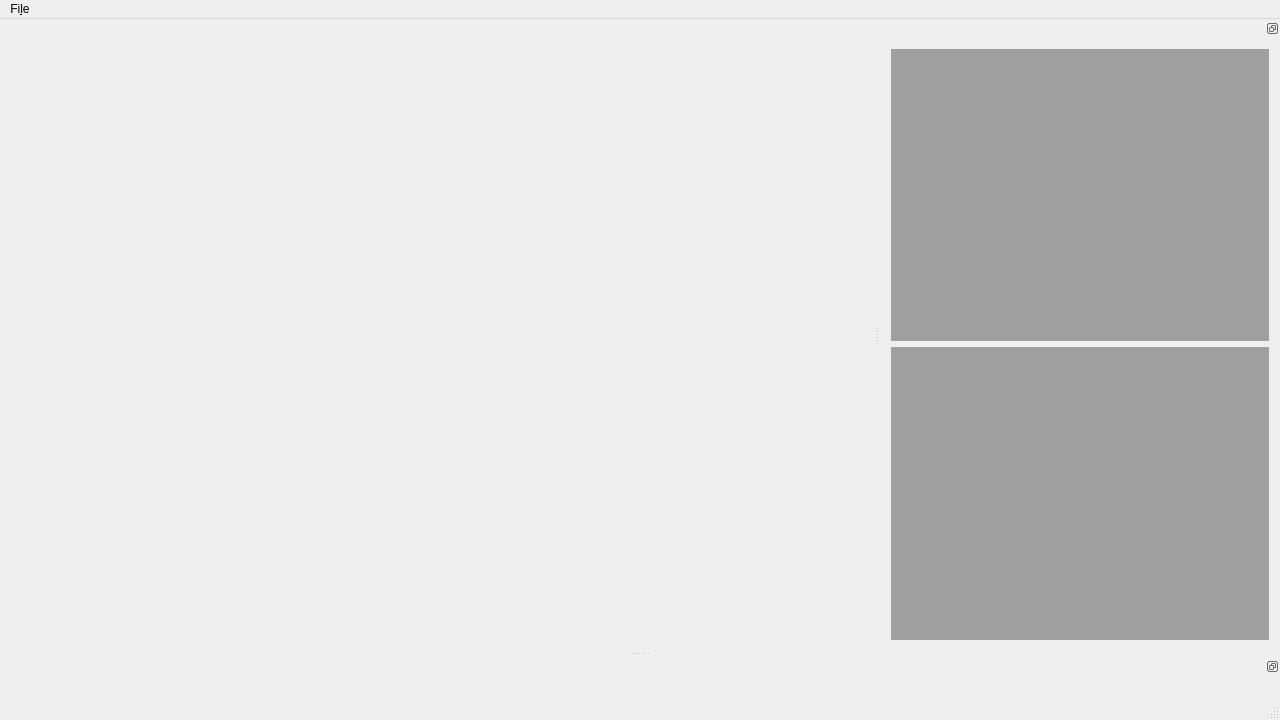
This is ui/mainwindow.ui in DevTeamSCH/animeditor as Qt 5 draws it before an edit. The edited form follows.
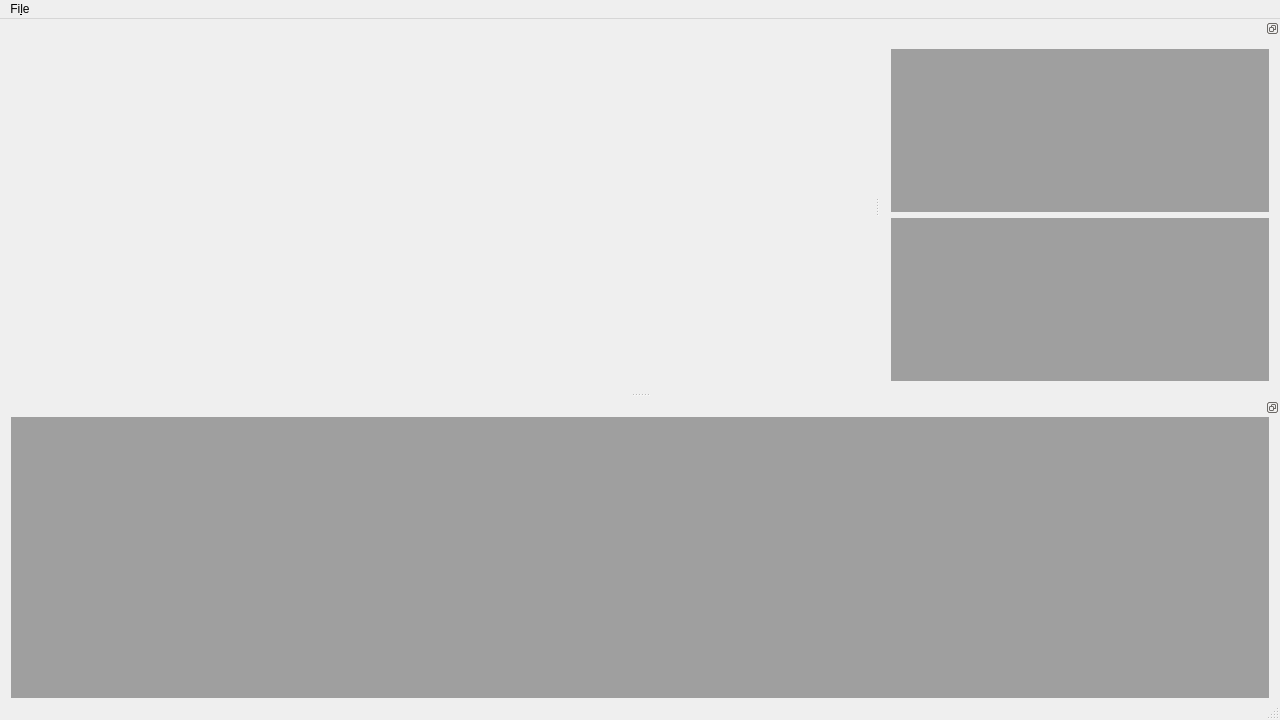
This is the edited form.

Commit message: Vertical spacing fixed, placeholder mdi area back

What changed in the file:
```diff
--- a/ui/mainwindow.ui
+++ b/ui/mainwindow.ui
@@ -14,7 +14,14 @@
    <string>MainWindow</string>
   </property>
   <widget class="QWidget" name="centralWidget">
-   <layout class="QHBoxLayout" name="horizontalLayout_3"/>
+   <layout class="QHBoxLayout" name="horizontalLayout_3">
+    <property name="topMargin">
+     <number>0</number>
+    </property>
+    <property name="bottomMargin">
+     <number>0</number>
+    </property>
+   </layout>
   </widget>
   <widget class="QMenuBar" name="menuBar">
    <property name="geometry">
@@ -58,7 +65,17 @@
     <number>8</number>
    </attribute>
    <widget class="QWidget" name="dockWidgetContents">
-    <layout class="QHBoxLayout" name="horizontalLayout_2"/>
+    <layout class="QHBoxLayout" name="horizontalLayout_2">
+     <property name="topMargin">
+      <number>0</number>
+     </property>
+     <property name="bottomMargin">
+      <number>0</number>
+     </property>
+     <item>
+      <widget class="QMdiArea" name="mdiArea"/>
+     </item>
+    </layout>
    </widget>
   </widget>
   <widget class="QDockWidget" name="dockWidget_2">
```
The commit also changes 1 other file.
